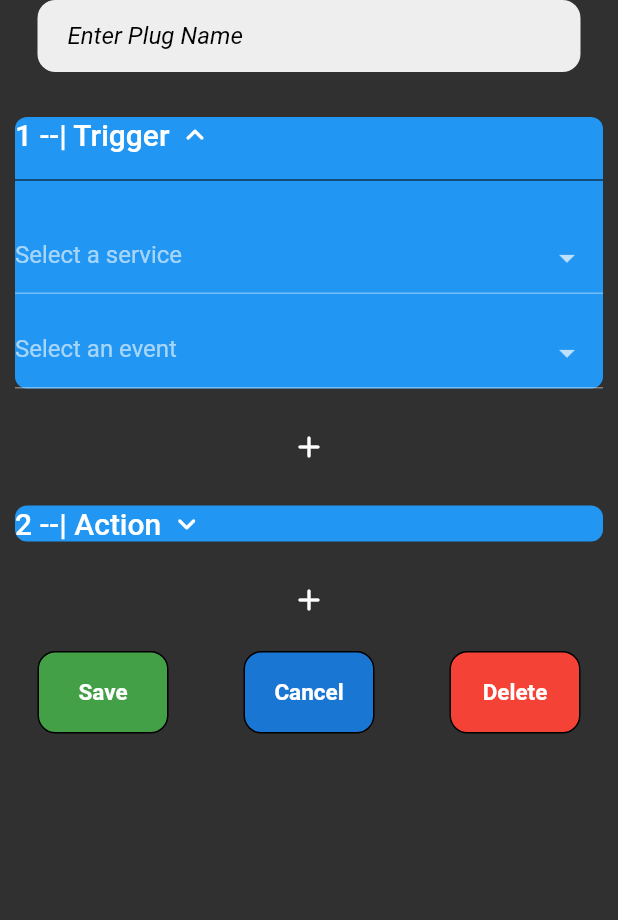
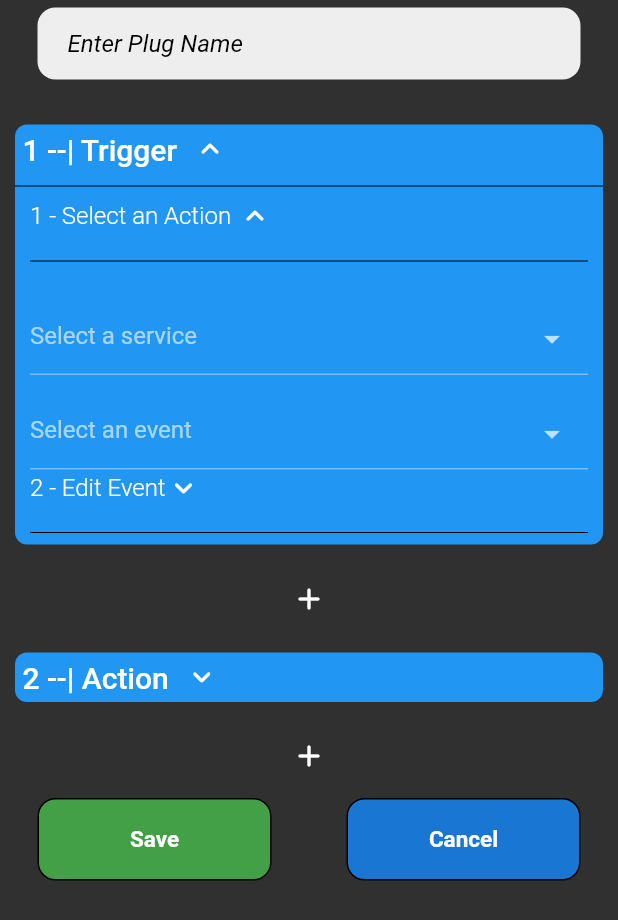
Before and after one commit to plug-it-services/plug-it, a Flutter app: the Plugs screen opened directly, after a tap on "Create", after a tap on the "keyboard arrow down" icon, after a tap on the "add" icon, on a phone screen of 412 x 824 dp. Shown: the top 920 px of the screen. Run offline on Flutter 3.47's test engine with Material 2 defaults, Android fonts, the phone set to English and light mode, and no system bars; drawn by our look-alikes of dropdown_search; our stand-ins replace cached_network_image, cookie_jar, dio, dio_cookie_manager, transparent_image; accounts and stored records are empty; network calls fail.

Commit message:
fix(mobile/view): fixed PlugCard layout + Plug edit fields

```diff
--- a/mobile/lib/models/plug/PlugEvent.dart
+++ b/mobile/lib/models/plug/PlugEvent.dart
@@ -10,16 +10,20 @@ part 'PlugEvent.g.dart';
 class PlugEvent {
   String id;
   String serviceName;
-  List<FieldInput> fields;
+  List<FieldInput> fields = [];
 
   PlugEvent({required this.id, required this.serviceName, required this.fields});
 
   PlugEvent.fromEventService({required Event event, required this.serviceName, this.id = "", this.fields = const []}) {
+    List<FieldInput> newFields = [];
     id = event.id;
     for (Field field in event.fields) {
-      fields.add(FieldInput(key: field.key, value: ""));
+      newFields.add(FieldInput(key: field.key, value: ""));
     }
+    fields = newFields;
   }
+
+
 
   factory PlugEvent.fromJson(Json json) => _$PlugEventFromJson(json);
 
--- a/mobile/lib/pages/plugs/Plugs.dart
+++ b/mobile/lib/pages/plugs/Plugs.dart
@@ -62,17 +62,20 @@ class _PlugsState extends State<Plugs> {
   List<Widget> _getPlugCards()
   {
     List<Widget> widgets = [];
+    widgets.add(const SizedBox(height: 5,));
+    widgets.add(ScreenWidthButton(
+      label: "Create",
+      height: 50,
+      callback: () => _createOrEditPlug(null),
+    ));
     for (Plug plug in plugs ?? []) {
+      widgets.add(const SizedBox(height: 10,));
       widgets.add(PlugCard(
           plug: plug,
           callback: () => _createOrEditPlug(plug),
       ));
     }
-    widgets.add(ScreenWidthButton(
-      label: "Create",
-      height: 50,
-      callback: () => _createOrEditPlug(null),
-    ));
+
     return widgets;
   }
 
@@ -82,6 +85,7 @@ class _PlugsState extends State<Plugs> {
     });
   }
   void _savePlug() {
+    //TODO: validate data first
     if (creating) {
       PlugApi.createPlug(plugEdited!).then((value) => _cancel());
     } else if (editing) {
@@ -108,25 +112,26 @@ class _PlugsState extends State<Plugs> {
 
   List<Widget> _getPlugEdit() {
     List<Widget> widgets = [];
+    widgets.add(const SizedBox(height: 5,));
     widgets.add(InputField(
         hint: "Enter Plug Name",
         value: plugEdited!.name,
         onChanged: (value) => plugEdited!.name = value,
     ));
     widgets.add(const SizedBox(height: 20,));
-    widgets.add(TriggerEditCard(services: services ?? [], isOpen: true, onCardDeploy: () => {}, plug: plugEdited!));
-    widgets.add(const SizedBox(height: 5,));
+    widgets.add(ActionEditCard(services: services ?? [], isOpen: false, onCardDeploy: () => {}, plug: plugEdited!, actionIdx: -1));
+    widgets.add(const SizedBox(height: 2,));
     widgets.add(IconButton(onPressed: _addAction, icon: Icon(Icons.add_rounded),));
-    widgets.add(const SizedBox(height: 5,));
+    widgets.add(const SizedBox(height: 2,));
     int idx = 0;
     for (var action in plugEdited!.actions) {
       widgets.add(ActionEditCard(services: services ?? [], isOpen: false, onCardDeploy: () => {}, plug: plugEdited!, actionIdx: idx));
-      widgets.add(const SizedBox(height: 5,));
+      widgets.add(const SizedBox(height: 2,));
       widgets.add(IconButton(onPressed: _addAction, icon: Icon(Icons.add_rounded),));
-      widgets.add(const SizedBox(height: 5,));
+      widgets.add(const SizedBox(height: 2,));
       idx++;
     }
-    widgets.add(const SizedBox(height: 5,));
+    widgets.add(const SizedBox(height: 2,));
     widgets.add(Row(
       children: [
         Expanded(
@@ -146,14 +151,14 @@ class _PlugsState extends State<Plugs> {
             callback: _cancel,
           ),
         ),
-        Expanded(
+        (editing) ? Expanded(
           child:ScreenWidthButton(
             label: 'Delete',
             color: Colors.red,
             pressedColor: PlugItStyle.secondaryColor,
             callback: _delete,
           )
-        ),
+        ) : const SizedBox(width: 0,),
       ],
     ));
     return widgets;
--- a/mobile/lib/ui-toolkit/PlugItStyle.dart
+++ b/mobile/lib/ui-toolkit/PlugItStyle.dart
@@ -19,5 +19,13 @@ class PlugItStyle {
   static const inputTextStyle = TextStyle(fontStyle: FontStyle.normal, fontWeight: FontWeight.normal, color: Colors.black);
   static const titleStyle = TextStyle(fontWeight: FontWeight.bold, fontSize: 52);
   static const subtitleStyle = TextStyle(fontWeight: FontWeight.w500, fontSize: 20);
+  static const smallStyle = TextStyle(fontWeight: FontWeight.w300, fontSize: 16);
+  static const smallestStyle = TextStyle(fontWeight: FontWeight.w300, fontSize: 11);
 
 }
+
+extension StringExtension on String {
+  String capitalize() {
+    return "${this[0].toUpperCase()}${substring(1).toLowerCase()}";
+  }
+}
--- a/mobile/lib/ui-toolkit/cards/ActionEditCard.dart
+++ b/mobile/lib/ui-toolkit/cards/ActionEditCard.dart
@@ -9,6 +9,8 @@ import 'package:mobile/models/field/Field.dart';
 import 'package:mobile/ui-toolkit/PlugItStyle.dart';
 import 'package:mobile/ui-toolkit/buttons/IconButtonSwitch.dart';
 import 'package:mobile/models/Event.dart';
+import 'package:mobile/ui-toolkit/cards/EventSelection.dart';
+import 'package:mobile/ui-toolkit/cards/FieldsEditor.dart';
 import 'package:mobile/ui-toolkit/input/InputField.dart';
 
 
@@ -32,109 +34,93 @@ class ActionEditCard extends StatefulWidget {
 }
 class _StateActionEditCard extends State<ActionEditCard>{
   Service? selectedService;
+  Event? selectedEvent;
   List<Event>? events;
-  Event? selectedEvent;
-  PlugEvent? editedEvent;
   bool deployed = false;
-  bool editActionDeployed = false;
-  bool editServiceActionDeployed = true;
+  bool selectEventDeployed = true;
+  bool editEventDeployed = false;
 
   void onServiceSelected(value) {
     setState(() {
       selectedService = value;
-      _getEvents();
+      if (widget.actionIdx != -1) {
+        PlugApi.getServiceActions(selectedService!.name).then((events) =>
+        {
+          _setEvents(events ?? [])
+        });
+      }
+      else {
+        PlugApi.getServiceEvents(selectedService!.name).then((events) =>
+        {
+          _setEvents(events ?? [])
+        });
+
+      }
     });
   }
 
   void onEventSelected(value) {
     setState(() {
       selectedEvent = value;
-      editedEvent = PlugEvent.fromEventService(event: value, serviceName: selectedService!.name);
-      widget.plug.actions[widget.actionIdx] = editedEvent!;
+      var ev = PlugEvent.fromEventService(event: value, serviceName: selectedService!.name);
+      if (widget.actionIdx == -1) {
+        widget.plug.event = ev;
+      }
+      else {
+        widget.plug.actions[widget.actionIdx] = ev;
+      }
     });
   }
 
+  String getLabel() {
+    if (widget.actionIdx == -1) {
+      return "1 --| Trigger";
+    }
+    return "${widget.actionIdx + 2} --| Action";
+  }
+
+  PlugEvent? getEditedEvent() {
+    if (widget.actionIdx == -1) {
+      return (widget.plug.event == null ||(widget.plug.event!.id == "" && widget.plug.event!.serviceName == "")) ? null : widget.plug.event!;
+    }
+    else {
+      return (widget.plug.actions[widget.actionIdx].id == "" && widget.plug.actions[widget.actionIdx].serviceName == "") ? null : widget.plug.actions[widget.actionIdx];
+    }
+  }
 
   void _setEvents(List<Event> events) {
     setState(() {
       this.events = events;
     });
   }
-
-  void _getEvents() {
-    if (selectedService == null) {
-      return;
-    }
-    PlugApi.getServiceActions(selectedService!.name).then((events) =>
-    {
-      _setEvents(events ?? [])
+  void getCurrentData(String serviceName, String eventId) {
+    PlugApi.getServiceByName(serviceName).then((value) {
+      setState(() {
+        selectedService = value;
+      });
+    });
+    PlugApi.getEvent(serviceName, eventId, isTrigger: widget.actionIdx == -1).then((value) {
+      setState(() {
+        selectedEvent = value;
+      });
     });
   }
 
-  List<Widget> getActionFields() {
-    List<Widget> fields = [];
+  @override
+  void initState() {
 
-    if (!editActionDeployed || selectedEvent == null) {
-      return fields;
+    super.initState();
+    if (widget.actionIdx == -1 && widget.plug.event != null && widget.plug.event!.id != "" && widget.plug.event!.serviceName != "") {
+      getCurrentData(widget.plug.event!.serviceName, widget.plug.event!.id);
     }
-    for (Field field in selectedEvent!.fields) {
-      //TODO: get proper input field based on the type of the data
-      fields.add(const SizedBox(height:10));
-      int idx = selectedEvent!.fields.indexOf(field);
-      fields.add(Row(
-        children: [
-          Text(field.displayName),
-          const SizedBox(width: 5,),
-          InputField(hint: 'Enter ${field.type}', onChanged: (value) {
-            editedEvent!.fields[idx].value = value;
-          }, value: editedEvent!.fields[idx].value),
-          //TODO insert properly a dropdown to select and insert a variable in the field
-        ],
-      ));
+    if (widget.actionIdx != -1 && widget.plug.actions[widget.actionIdx].id != "" && widget.plug.actions[widget.actionIdx].serviceName != "") {
+      getCurrentData(widget.plug.actions[widget.actionIdx].serviceName, widget.plug.actions[widget.actionIdx].id);
     }
-    return fields;
-  }
 
-  List<Widget> getActionSelection() {
-
-    List<Widget> fields = [];
-
-    if (!editServiceActionDeployed) {
-      return fields;
-    }
-    fields.add(const SizedBox(height: 20,));
-    fields.add(DropdownSearch<Service>(
-        onChanged: onServiceSelected,
-        items: widget.services,
-        itemAsString: (service) {
-          return service.name;
-        },
-        dropdownDecoratorProps: const DropDownDecoratorProps(
-            dropdownSearchDecoration: InputDecoration(
-              hintText: "Select a service",
-            )
-        )
-    ));
-
-    fields.add(const SizedBox(height: 15,));
-    fields.add(DropdownSearch<Event>(
-        onChanged: onEventSelected,
-        items: events ?? [],
-        itemAsString: (service) {
-          return service.name;
-        },
-        dropdownDecoratorProps: const DropDownDecoratorProps(
-            dropdownSearchDecoration: InputDecoration(
-              hintText: "Select an event",
-            )
-        )
-    ));
-    return fields;
   }
 
   @override
   Widget build(BuildContext context) {
-    editedEvent = widget.plug.actions[widget.actionIdx];
     return Padding(
         padding: const EdgeInsets.all(10),
         child: AnimatedContainer(
@@ -147,7 +133,10 @@ class _StateActionEditCard extends State<ActionEditCard>{
             child: !deployed
                 ? Row(
               children: [
-                Text("${widget.actionIdx + 2} --| Action ${(selectedService != null) ? "- ${selectedService!.name}" : ""}", style: PlugItStyle.subtitleStyle),
+                Padding(
+                  padding: const EdgeInsets.all(5),
+                  child:Text("${getLabel()} ${(selectedService != null) ? "- ${selectedService!.name.capitalize()}" : ""}", style: PlugItStyle.subtitleStyle)
+                ),
                 IconButtonSwitch(
                     falseIcon: const Icon(Icons.keyboard_arrow_down_rounded),
                     trueIcon: const Icon(Icons.keyboard_arrow_up_rounded),
@@ -164,7 +153,10 @@ class _StateActionEditCard extends State<ActionEditCard>{
               children: [
                 Row(
                   children: [
-                    Text("${widget.actionIdx + 2} --| Action ${(selectedService != null) ? "- ${selectedService!.name}" : ""}", style: PlugItStyle.subtitleStyle),
+                    Padding(
+                        padding: const EdgeInsets.all(5),
+                        child:Text("${getLabel()} ${(selectedService != null) ? "- ${selectedService!.name.capitalize()}" : ""}", style: PlugItStyle.subtitleStyle)
+                    ),
                     IconButtonSwitch(
                         falseIcon: const Icon(Icons.keyboard_arrow_down_rounded),
                         trueIcon: const Icon(Icons.keyboard_arrow_up_rounded),
@@ -178,44 +170,35 @@ class _StateActionEditCard extends State<ActionEditCard>{
                   ],
                 ),
                 const Divider(color: Colors.black),
-                Row(
-                    children: [
-                      Text("1 ${(selectedEvent != null) ? "- ${selectedEvent!.name}" : "- Select an Action "}", style: PlugItStyle.subtitleStyle),
-                      IconButtonSwitch(
-                          falseIcon: const Icon(Icons.keyboard_arrow_down_rounded),
-                          trueIcon: const Icon(Icons.keyboard_arrow_up_rounded),
-                          state: editServiceActionDeployed,
-                          onChange: (value) {
-                            setState(() {
-                              editServiceActionDeployed = value;
-                              editActionDeployed = !value;
-                            });
-                          },
-                      )
-                    ],
-                  ),
-                  const SizedBox(height: 10,),
-                  const Divider(color: Colors.black),
-                  ...getActionSelection(),
-                  Row(
-                    children: [
-                      Text("2 - Edit Action", style: PlugItStyle.subtitleStyle),
-                      IconButtonSwitch(
-                          falseIcon: const Icon(Icons.keyboard_arrow_down_rounded),
-                          trueIcon: const Icon(Icons.keyboard_arrow_up_rounded),
-                          state: editActionDeployed,
-                          onChange: (value) {
-                            setState(() {
-                              editServiceActionDeployed = !value;
-                              editActionDeployed = value;
-                            });
-                          }
-                      )
-                    ],
-                  ),
-                const SizedBox(height: 10,),
-                const Divider(color: Colors.black),
-                ...getActionFields(),
+                EventSelection(
+                    services: widget.services,
+                    isOpen: selectEventDeployed,
+                    onCardDeploy: (value) => {
+                      setState(() {
+                        selectEventDeployed = value;
+                        editEventDeployed = !selectEventDeployed;
+                      })
+                    },
+                    onEventSelected: onEventSelected,
+                    onServiceSelected: onServiceSelected,
+                    plug: widget.plug,
+                    editedEvent: getEditedEvent(),
+                    selectedEvent: selectedEvent,
+                    selectedService: selectedService,
+                    events: events,
+                ),
+                FieldsEditor(
+                    services: widget.services,
+                    isOpen: editEventDeployed,
+                    onCardDeploy: (value) => {
+                      setState(() {
+                        editEventDeployed = value;
+                        selectEventDeployed = !editEventDeployed;
+                      })
+                    },
+                    selectedEvent: selectedEvent,
+                    editedEvent: getEditedEvent(),
+                )
               ],
             )
         )
--- /dev/null
+++ b/mobile/lib/ui-toolkit/cards/EventSelection.dart
@@ -0,0 +1,152 @@
+import 'package:dropdown_search/dropdown_search.dart';
+import 'package:flutter/material.dart';
+import 'package:mobile/PlugApi.dart';
+
+import 'package:mobile/models/Plug/Plug.dart';
+import 'package:mobile/models/plug/PlugDetails.dart';
+import 'package:mobile/models/plug/PlugEvent.dart';
+import 'package:mobile/models/service/Service.dart';
+import 'package:mobile/models/field/Field.dart';
+import 'package:mobile/ui-toolkit/PlugItStyle.dart';
+import 'package:mobile/ui-toolkit/buttons/IconButtonSwitch.dart';
+import 'package:mobile/ui-toolkit/buttons/ScreenWidthButton.dart';
+import 'package:mobile/models/Event.dart';
+import 'package:mobile/ui-toolkit/input/InputField.dart';
+
+
+class EventSelection extends StatefulWidget {
+  final List<Service> services;
+  final bool isOpen;
+  final void Function(bool state) onCardDeploy;
+  final void Function(Event) onEventSelected;
+  final void Function(Service) onServiceSelected;
+  final PlugDetails plug;
+  final Service? selectedService;
+  final Event? selectedEvent;
+  final PlugEvent? editedEvent;
+  final List<Event>? events;
+
+
+
+  const EventSelection({super.key,
+    required this.services,
+    required this.isOpen,
+    required this.onCardDeploy,
+    required this.onEventSelected,
+    required this.onServiceSelected,
+    required this.plug,
+    this.selectedService,
+    this.selectedEvent,
+    required this.editedEvent,
+    required this.events,
+  });
+
+  @override
+  State createState() => _StateEventSelection();
+}
+class _StateEventSelection extends State<EventSelection>{
+
+  void onServiceSelected(value) {
+    setState(() {
+      widget.onServiceSelected(value);
+    });
+  }
+
+  void onEventSelected(value) {
+    setState(() {
+      widget.onEventSelected(value);
+      // editedEvent = PlugEvent.fromEventService(event: value, serviceName: selectedService!.name);
+    });
+  }
+
+
+
+
+  @override
+  void initState() {
+    super.initState();
+    if (widget.selectedService == null) {
+      return;
+    }
+
+  }
+
+  List<Widget> getServiceSelection() {
+
+    List<Widget> fields = [];
+
+    if (!widget.isOpen) {
+      return fields;
+    }
+    fields.add(const SizedBox(height: 20,));
+    fields.add(DropdownSearch<Service>(
+        onChanged: onServiceSelected,
+        items: widget.services,
+        selectedItem: widget.selectedService,
+        itemAsString: (service) {
+          return service.name.capitalize();
+        },
+        dropdownDecoratorProps: const DropDownDecoratorProps(
+            dropdownSearchDecoration: InputDecoration(
+              hintText: "Select a service",
+            )
+        )
+    ));
+
+    fields.add(const SizedBox(height: 15,));
+    fields.add(DropdownSearch<Event>(
+        selectedItem: widget.selectedEvent,
+        onChanged: onEventSelected,
+        items: widget.events ?? [],
+        itemAsString: (service) {
+          return service.name.capitalize();
+        },
+        dropdownDecoratorProps: const DropDownDecoratorProps(
+            dropdownSearchDecoration: InputDecoration(
+              hintText: "Select an event",
+            )
+        )
+    ));
+    return fields;
+  }
+
+  @override
+  Widget build(BuildContext context) {
+    return Padding(
+        padding: const EdgeInsets.symmetric(horizontal: 10.0),
+        child: AnimatedContainer(
+            duration: const Duration(milliseconds: 200),
+            decoration: const BoxDecoration(
+                color: Colors.transparent,
+            ),
+            child: Column(
+              children: [
+                Row(
+                  children: [
+                    Text("1 ${(widget.selectedEvent != null) ? "- ${widget.selectedEvent!.name.capitalize()}" : "- Select an Action "}", style: PlugItStyle.smallStyle),
+                    IconButtonSwitch(
+                      falseIcon: const Icon(Icons.keyboard_arrow_down_rounded),
+                      trueIcon: const Icon(Icons.keyboard_arrow_up_rounded),
+                      state: widget.isOpen,
+                      onChange: (value) {
+                        setState(() {
+                          if (widget.isOpen) {
+                            widget.onCardDeploy(false);
+                          } else {
+                            widget.onCardDeploy(true);
+                          }
+                        });
+                      },
+                    )
+                  ],
+                ),
+                const SizedBox(height: 10,),
+                const Divider(color: Colors.black),
+                ...getServiceSelection(),
+              ],
+            )
+        )
+    );
+
+  }
+}
--- /dev/null
+++ b/mobile/lib/ui-toolkit/cards/FieldsEditor.dart
@@ -0,0 +1,108 @@
+import 'package:dropdown_search/dropdown_search.dart';
+import 'package:flutter/material.dart';
+import 'package:mobile/PlugApi.dart';
+
+import 'package:mobile/models/Plug/Plug.dart';
+import 'package:mobile/models/plug/PlugDetails.dart';
+import 'package:mobile/models/plug/PlugEvent.dart';
+import 'package:mobile/models/service/Service.dart';
+import 'package:mobile/models/field/Field.dart';
+import 'package:mobile/ui-toolkit/PlugItStyle.dart';
+import 'package:mobile/ui-toolkit/buttons/IconButtonSwitch.dart';
+import 'package:mobile/ui-toolkit/buttons/ScreenWidthButton.dart';
+import 'package:mobile/models/Event.dart';
+import 'package:mobile/ui-toolkit/input/InputField.dart';
+
+
+class FieldsEditor extends StatefulWidget {
+  final List<Service> services;
+  final bool isOpen;
+  final void Function(bool ) onCardDeploy;
+  final Event? selectedEvent;
+  final PlugEvent? editedEvent;
+
+  const FieldsEditor({super.key,
+    required this.services,
+    required this.isOpen,
+    required this.onCardDeploy,
+    required this.selectedEvent,
+    required this.editedEvent,
+  });
+
+  @override
+  State createState() => _StateFieldsEditor();
+}
+class _StateFieldsEditor extends State<FieldsEditor>{
+
+  List<Widget> getActionFields() {
+    List<Widget> fields = [];
+
+    if (!widget.isOpen || widget.selectedEvent == null || widget.editedEvent == null) {
+      return fields;
+    }
+    for (Field field in widget.selectedEvent!.fields) {
+      //TODO: get proper input field based on the type of the data
+      fields.add(const SizedBox(height:10));
+      int idx = widget.selectedEvent!.fields.indexOf(field);
+      fields.add(
+          Row(
+            children: [
+              Text(field.displayName.capitalize(), style: PlugItStyle.smallestStyle),
+              const SizedBox(width: 5,),
+              Expanded(
+                  child: InputField(
+                    hint: 'Enter ${field.type.capitalize()}',
+                    onChanged: (value) {
+                      widget.editedEvent!.fields[idx].value = value;
+                    },
+                    value: widget.editedEvent!.fields[idx].value,
+                  )
+              ),
+            ],
+          )
+      );
+    }
+    return fields;
+  }
+
+
+  @override
+  Widget build(BuildContext context) {
+    return Padding(
+        padding: const EdgeInsets.symmetric(horizontal: 10.0),
+        child: AnimatedContainer(
+            duration: const Duration(milliseconds: 200),
+            decoration: const BoxDecoration(
+                color: Colors.transparent,
+            ),
+            child: Column(
+              children: [
+                Row(
+                  children: [
+                    const Text("2 - Edit Event", style: PlugItStyle.smallStyle),
+                    IconButtonSwitch(
+                        falseIcon: const Icon(Icons.keyboard_arrow_down_rounded),
+                        trueIcon: const Icon(Icons.keyboard_arrow_up_rounded),
+                        state: widget.isOpen,
+                        onChange: (value) {
+                          setState(() {
+                            if (widget.isOpen) {
+                              widget.onCardDeploy(false);
+                            } else {
+                              widget.onCardDeploy(true);
+                            }
+                          });
+                        }
+                    )
+                  ],
+                ),
+                const SizedBox(height: 10,),
+                const Divider(color: Colors.black),
+                ...getActionFields(),
+              ],
+            )
+        )
+    );
+
+  }
+}
--- a/mobile/lib/ui-toolkit/input/InputField.dart
+++ b/mobile/lib/ui-toolkit/input/InputField.dart
@@ -9,7 +9,19 @@ class InputField extends StatefulWidget {
   final Icon? icon;
   final Color? iconColor;
   final void Function(String)? onChanged;
-  const InputField({super.key, required this.hint, this.obscured = false, this.onChanged, this.icon, this.iconColor, this.value});
+  final TextStyle? hintStyle;
+  final TextStyle? valueStyle;
+
+  const InputField({super.key,
+    required this.hint,
+    this.obscured = false,
+    this.onChanged,
+    this.icon,
+    this.iconColor,
+    this.value,
+    this.valueStyle,
+    this.hintStyle
+  });
 
 
   @override
@@ -27,10 +39,10 @@ class _InputFieldState extends State<InputField> {
                   borderRadius: BorderRadius.circular(12),
                 ),
                 child: Padding(
-                    padding: const EdgeInsets.only(left: 20),
+                    padding: const EdgeInsets.symmetric(horizontal: 20),
                     child: TextField(
                       controller: TextEditingController(text:widget.value),
-                      style: PlugItStyle.inputTextStyle,
+                      style: widget.valueStyle ?? PlugItStyle.inputTextStyle,
                       onChanged: widget.onChanged,
                       obscureText: widget.obscured,
                       decoration: InputDecoration(
@@ -38,7 +50,7 @@ class _InputFieldState extends State<InputField> {
                           iconColor: widget.iconColor,
                           border: InputBorder.none,
                           hintText: widget.hint,
-                          hintStyle: PlugItStyle.inputHintStyle
+                          hintStyle: widget.hintStyle ?? PlugItStyle.inputHintStyle
                       ),
                     )
                 ),
--- a/mobile/pubspec.yaml
+++ b/mobile/pubspec.yaml
@@ -41,6 +41,8 @@ dependencies:
   build_runner: ^2.3.3
   json_annotation: ^4.8.0
   dio_cookie_manager: ^2.0.0
+  transparent_image: ^2.0.0
+  cached_network_image: ^3.2.3
   #google_sign_in: ^4.0.16
 
 dev_dependencies:
```
Also changed, not shown: mobile/lib/PlugApi.dart (+23 -2 lines), mobile/lib/ui-toolkit/cards/PlugCard.dart (+23 -18 lines), mobile/lib/ui-toolkit/cards/ServiceCard.dart (+11 -7 lines), mobile/pubspec.lock.
